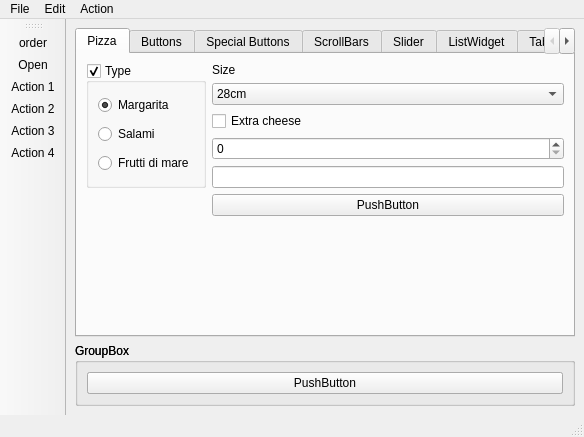
Above: demos/qtstyleexample/MainWindow.ui from nemomobile-graveyard/libmeegotouch before the change. Below: the same form after it.
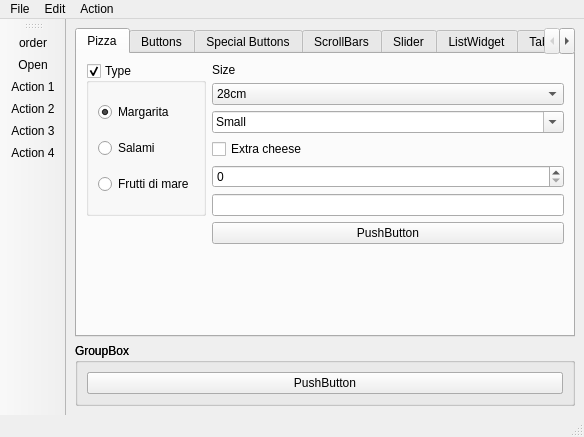
That is the form after the change. The open tabs and pages were chosen to show the change. Icons and pictures are not drawn.

Commit message:
Changes: editable ComboBox styling in plain Qt
RevBy: Torsten Rahn

Patch:
```diff
--- a/demos/qtstyleexample/MainWindow.ui
+++ b/demos/qtstyleexample/MainWindow.ui
@@ -25,7 +25,7 @@
         <string>Pizza</string>
        </attribute>
        <layout class="QGridLayout" name="gridLayout_3">
-        <item row="6" column="0" colspan="2">
+        <item row="7" column="0" colspan="2">
          <spacer name="verticalSpacer">
           <property name="orientation">
            <enum>Qt::Vertical</enum>
@@ -38,10 +38,10 @@
           </property>
          </spacer>
         </item>
-        <item row="4" column="1">
+        <item row="5" column="1">
          <widget class="QLineEdit" name="lineEdit"/>
         </item>
-        <item row="3" column="1">
+        <item row="4" column="1">
          <widget class="QSpinBox" name="spinBox"/>
         </item>
         <item row="0" column="1">
@@ -51,14 +51,14 @@
           </property>
          </widget>
         </item>
-        <item row="2" column="1">
+        <item row="3" column="1">
          <widget class="QCheckBox" name="checkBox">
           <property name="text">
            <string>Extra cheese</string>
           </property>
          </widget>
         </item>
-        <item row="0" column="0" rowspan="5">
+        <item row="0" column="0" rowspan="6">
          <widget class="QGroupBox" name="groupBox">
           <property name="title">
            <string>Type</string>
@@ -103,13 +103,40 @@
           </item>
          </widget>
         </item>
-        <item row="5" column="1">
+        <item row="6" column="1">
          <widget class="QPushButton" name="pushButton">
           <property name="text">
            <string>PushButton</string>
           </property>
          </widget>
         </item>
+        <item row="2" column="1">
+         <widget class="QComboBox" name="comboBox_2">
+          <property name="editable">
+           <bool>true</bool>
+          </property>
+          <item>
+           <property name="text">
+            <string>Small</string>
+           </property>
+          </item>
+          <item>
+           <property name="text">
+            <string>Medium</string>
+           </property>
+          </item>
+          <item>
+           <property name="text">
+            <string>Large</string>
+           </property>
+          </item>
+          <item>
+           <property name="text">
+            <string>Extra Large</string>
+           </property>
+          </item>
+         </widget>
+        </item>
        </layout>
       </widget>
       <widget class="QWidget" name="Buttons">
```
Left out of the diff: 6 changed lines with no effect on the pictures. The commit also changes 7 other files.
